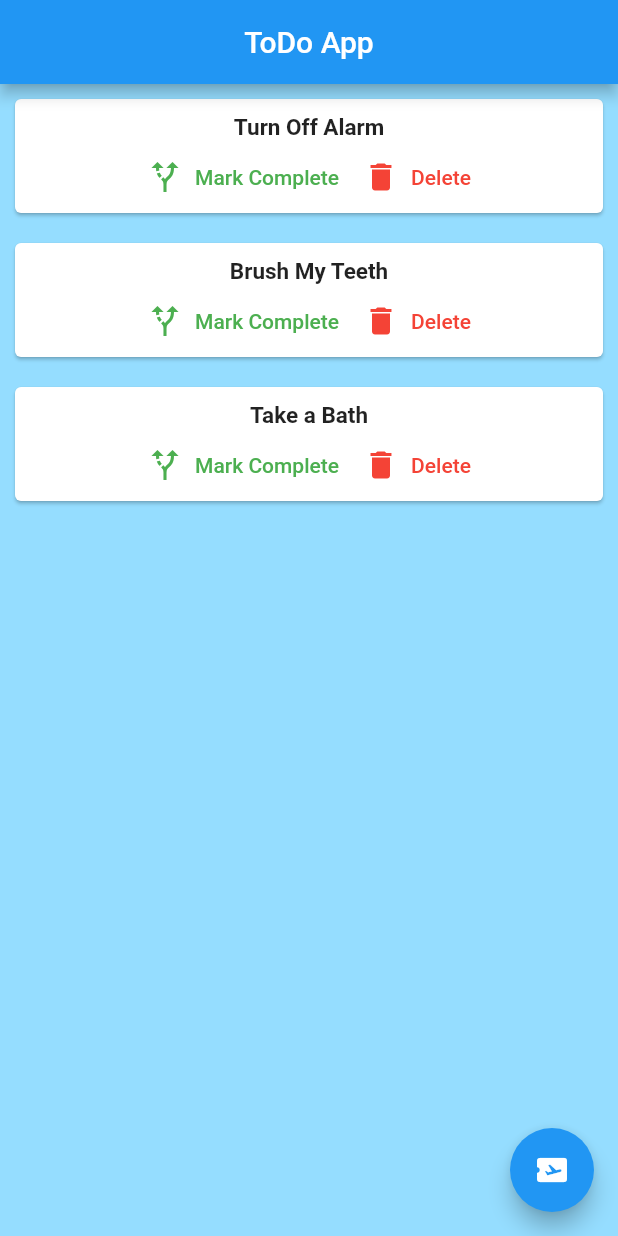
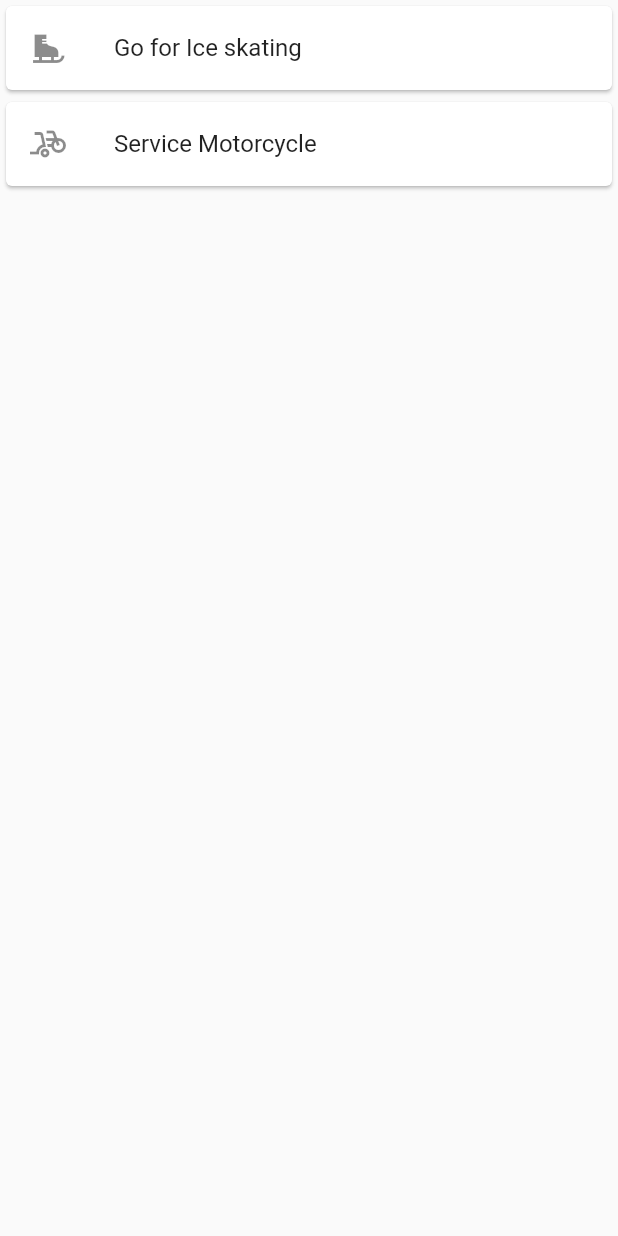
Before and after one commit to Pyrocrate/TodoApp, a Flutter app: the screen it shows after launch, on a phone screen of 412 x 824 dp. Run offline on Flutter 3.47's test engine with Material 2 defaults, Android fonts, the light colour scheme and no system bars.

Commit message:
major revamp

```diff
--- a/todoapp/lib/main.dart
+++ b/todoapp/lib/main.dart
@@ -1,9 +1,17 @@
 import 'package:flutter/material.dart';
-import 'package:flutter/scheduler.dart';
-import 'package:flutter/services.dart';
-import 'pages/todoCards.dart';
-import 'pages/todo.dart';
+import 'package:todoapp/pages/tasks_page.dart';
 
-void main() => runApp(MaterialApp(initialRoute: 'root', routes: {
-      'root': (context) => todo(),
-    }));
+void main() => runApp(MaterialApp(
+      home: tasksPage(),
+    ));
+
+class todoApp extends StatelessWidget {
+  const todoApp({Key? key}) : super(key: key);
+
+  @override
+  Widget build(BuildContext context) {
+    return MaterialApp(initialRoute: 'home', routes: {
+      'home': (context) => tasksPage(),
+    });
+  }
+}
--- /dev/null
+++ b/todoapp/lib/pages/tasks_page.dart
@@ -0,0 +1,34 @@
+import 'package:flutter/material.dart';
+
+class tasksPage extends StatefulWidget {
+  const tasksPage({Key? key}) : super(key: key);
+
+  @override
+  _tasksPageState createState() => _tasksPageState();
+}
+
+class _tasksPageState extends State<tasksPage> {
+  List<Map> tasks = [
+    {'icon': Icons.ice_skating, 'task': 'Go for Ice skating'},
+    {'icon': Icons.bike_scooter, 'task': 'Service Motorcycle'}
+  ];
+
+  @override
+  Widget build(BuildContext context) {
+    return SafeArea(
+        child: Scaffold(
+      body: ListView.builder(
+        itemCount: tasks.length,
+        itemBuilder: (context, index) {
+          return Container(
+            child: Card(
+              child: ListTile(
+                  leading: Icon(tasks[index]['icon']),
+                  title: Text(tasks[index]['task'])),
+            ),
+          );
+        },
+      ),
+    ));
+  }
+}
--- a/todoapp/lib/pages/todo.dart
+++ /dev/null
@@ -1,49 +0,0 @@
-import 'package:flutter/material.dart';
-import 'package:todoapp/pages/todoCards.dart';
-import 'package:flutter/scheduler.dart';
-
-class todo extends StatefulWidget {
-  const todo({Key? key}) : super(key: key);
-
-  @override
-  _todoState createState() => _todoState();
-}
-
-class _todoState extends State<todo> {
-  List<String> todoitems = ['Turn Off Alarm', 'Brush My Teeth', 'Take a Bath'];
-  @override
-  Widget build(BuildContext context) {
-    return SafeArea(
-      child: Scaffold(
-        appBar: AppBar(
-          title: Center(
-            child: Text(
-              'ToDo App',
-            ),
-          ),
-        ),
-        backgroundColor: Color.fromARGB(255, 149, 221, 255),
-        body: Column(
-          crossAxisAlignment: CrossAxisAlignment.stretch,
-          children: todoitems
-              .map((item) => todoCards(
-                  item: item,
-                  delete: () {
-                    SchedulerBinding.instance
-                        ?.addPostFrameCallback((timeStamp) {
-                      setState(() {
-                        todoitems.remove(item);
-                      });
-                    });
-                  }))
-              .toList(),
-        ),
-        floatingActionButton: FloatingActionButton(
-            onPressed: (() => setState(() {
-                  todoitems.clear();
-                })),
-            child: Icon(Icons.airplane_ticket)),
-      ),
-    );
-  }
-}
--- a/todoapp/lib/pages/todoCards.dart
+++ /dev/null
@@ -1,51 +0,0 @@
-import 'dart:ui';
-
-import 'package:flutter/material.dart';
-
-class todoCards extends StatelessWidget {
-  final String item;
-  final Function() delete;
-  todoCards({required this.item, required this.delete});
-
-  @override
-  Widget build(BuildContext context) {
-    return Card(
-      margin: const EdgeInsets.all(10),
-      color: Colors.white,
-      child: Column(
-        children: [
-          SizedBox(
-            height: 10,
-          ),
-          Text(
-            item,
-            style: TextStyle(
-              fontSize: 15,
-              fontWeight: FontWeight.bold,
-            ),
-            textAlign: TextAlign.center,
-          ),
-          Row(
-            mainAxisAlignment: MainAxisAlignment.center,
-            children: [
-              TextButton.icon(
-                  onPressed: () {},
-                  icon: Icon(Icons.alt_route_sharp, color: Colors.green),
-                  label: const Text(
-                    "Mark Complete",
-                    style: TextStyle(color: Colors.green),
-                  )),
-              TextButton.icon(
-                  onPressed: (() => delete()),
-                  icon: Icon(Icons.delete, color: Colors.red),
-                  label: const Text(
-                    "Delete",
-                    style: TextStyle(color: Colors.red),
-                  ))
-            ],
-          ),
-        ],
-      ),
-    );
-  }
-}
```
